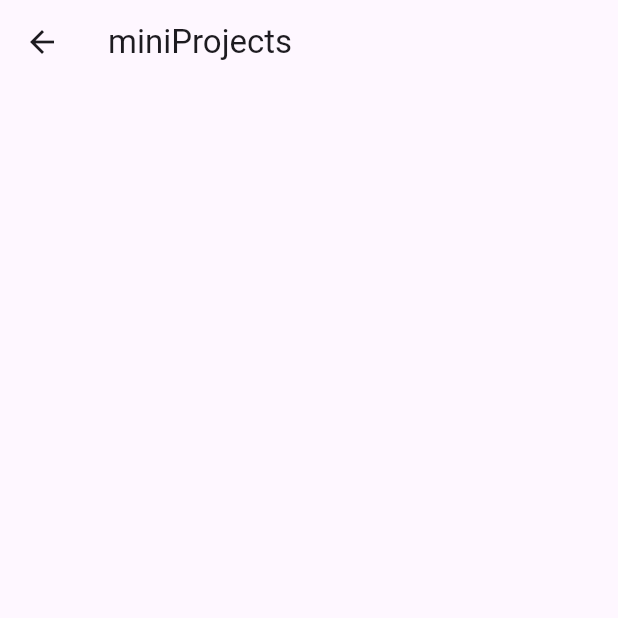
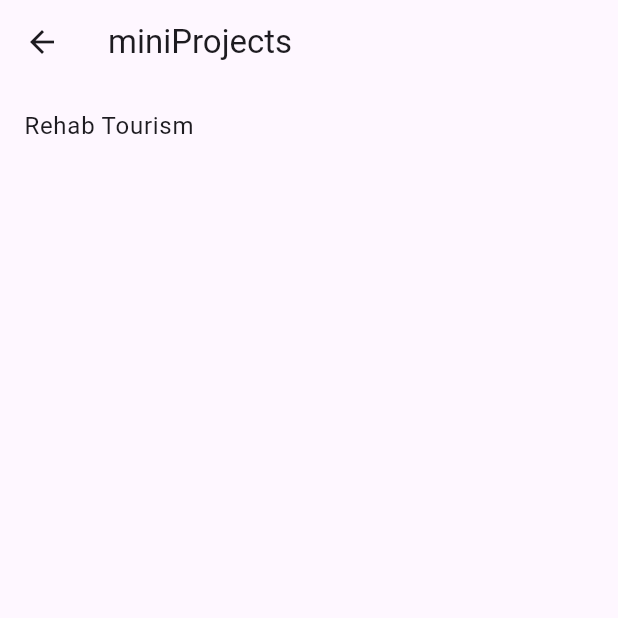
Before and after one commit to Yaman-V/learn-flutter, a Flutter app: the screen it shows after launch, after a tap on "miniProjects", on a phone screen of 412 x 824 dp, the top half of it. Run offline on Flutter 3.47's test engine with Material 3 defaults, Android fonts, the light colour scheme and no system bars; our stand-ins replace google_fonts.

Commit message:
feat(mini_project_01): add Rehab Tourism topic to topics registry

```diff
--- a/Learning-Flutter/learning_flutter_app/lib/data/topics_registry.dart
+++ b/Learning-Flutter/learning_flutter_app/lib/data/topics_registry.dart
@@ -52,4 +52,10 @@ final List<Topic> topics = [
   ),
 
   // Mini Projects
+  Topic(
+    id: 'mini_project_1',
+    title: 'Rehab Tourism',
+    category: Category.miniProjects,
+    builder: (context) => TourismInRihab(),
+  ),
 ];
--- a/Learning-Flutter/learning_flutter_app/lib/screens/topics/mini_projects/mini_projects.dart
+++ b/Learning-Flutter/learning_flutter_app/lib/screens/topics/mini_projects/mini_projects.dart
@@ -0,0 +1 @@
+export 'mini_project_01_tourism_in_rihab/tourism_in_rihab.dart';
```
